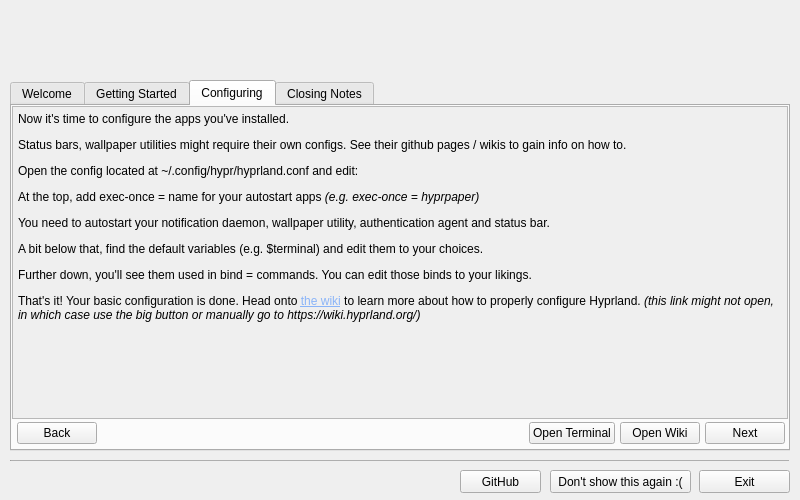
The window that chyprlandwelcome.ui (hyprwm/hyprland-welcome) describes before a commit, drawn with Qt 5.
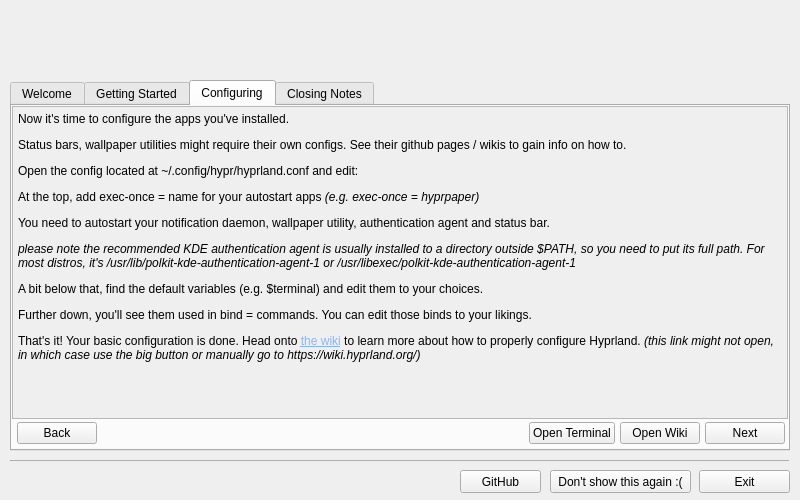
The same window after the commit. The open tabs and pages were chosen to show the change. Icons and pictures are not drawn.

Commit message: clarify auth agent path

Diff of the .ui file:
```diff
--- a/chyprlandwelcome.ui
+++ b/chyprlandwelcome.ui
@@ -639,8 +639,8 @@
            <rect>
             <x>0</x>
             <y>0</y>
-            <width>774</width>
-            <height>308</height>
+            <width>760</width>
+            <height>326</height>
            </rect>
           </property>
           <layout class="QVBoxLayout" name="verticalLayout_6">
@@ -674,7 +674,7 @@
               </size>
              </property>
              <property name="text">
-              <string>&lt;html&gt;&lt;head/&gt;&lt;body&gt;&lt;p&gt;Now it's time to configure the apps you've installed.&lt;/p&gt;&lt;p&gt;Status bars, wallpaper utilities might require their own configs. See their github pages / wikis to gain info on how to.&lt;/p&gt;&lt;p&gt;Open the config located at ~/.config/hypr/hyprland.conf and edit:&lt;/p&gt;&lt;p&gt;At the top, add exec-once = name for your autostart apps &lt;span style=&quot; font-style:italic;&quot;&gt;(e.g. exec-once = hyprpaper)&lt;/span&gt;&lt;/p&gt;&lt;p&gt;You need to autostart your notification daemon, wallpaper utility, authentication agent and status bar.&lt;/p&gt;&lt;p&gt;A bit below that, find the default variables (e.g. $terminal) and edit them to your choices.&lt;/p&gt;&lt;p&gt;Further down, you'll see them used in bind = commands. You can edit those binds to your likings.&lt;/p&gt;&lt;p&gt;That's it! Your basic configuration is done. Head onto &lt;a href=&quot;https://wiki.hyprland.org/Configuring/Configuring-Hyprland/&quot;&gt;&lt;span style=&quot; text-decoration: underline; color:#8ab4f8;&quot;&gt;the wiki&lt;/span&gt;&lt;/a&gt; to learn more about how to properly configure Hyprland. &lt;span style=&quot; font-style:italic;&quot;&gt;(this link might not open, in which case use the big button or manually go to https://wiki.hyprland.org/)&lt;/span&gt;&lt;/p&gt;&lt;/body&gt;&lt;/html&gt;</string>
+              <string>&lt;html&gt;&lt;head/&gt;&lt;body&gt;&lt;p&gt;Now it's time to configure the apps you've installed.&lt;/p&gt;&lt;p&gt;Status bars, wallpaper utilities might require their own configs. See their github pages / wikis to gain info on how to.&lt;/p&gt;&lt;p&gt;Open the config located at ~/.config/hypr/hyprland.conf and edit:&lt;/p&gt;&lt;p&gt;At the top, add exec-once = name for your autostart apps &lt;span style=&quot; font-style:italic;&quot;&gt;(e.g. exec-once = hyprpaper)&lt;/span&gt;&lt;/p&gt;&lt;p&gt;You need to autostart your notification daemon, wallpaper utility, authentication agent and status bar.&lt;/p&gt;&lt;p&gt;&lt;span style=&quot; font-style:italic;&quot;&gt;please note the recommended KDE authentication agent is usually installed to a directory outside $PATH, so you need to put its full path. For most distros, it's /usr/lib/polkit-kde-authentication-agent-1 or /usr/libexec/polkit-kde-authentication-agent-1&lt;/span&gt;&lt;/p&gt;&lt;p&gt;A bit below that, find the default variables (e.g. $terminal) and edit them to your choices.&lt;/p&gt;&lt;p&gt;Further down, you'll see them used in bind = commands. You can edit those binds to your likings.&lt;/p&gt;&lt;p&gt;That's it! Your basic configuration is done. Head onto &lt;a href=&quot;https://wiki.hyprland.org/Configuring/Configuring-Hyprland/&quot;&gt;&lt;span style=&quot; text-decoration: underline; color:#8ab4f8;&quot;&gt;the wiki&lt;/span&gt;&lt;/a&gt; to learn more about how to properly configure Hyprland. &lt;span style=&quot; font-style:italic;&quot;&gt;(this link might not open, in which case use the big button or manually go to https://wiki.hyprland.org/)&lt;/span&gt;&lt;/p&gt;&lt;/body&gt;&lt;/html&gt;</string>
              </property>
              <property name="wordWrap">
               <bool>true</bool>
```
Left out of the diff: 2 changed lines with no effect on the pictures.
